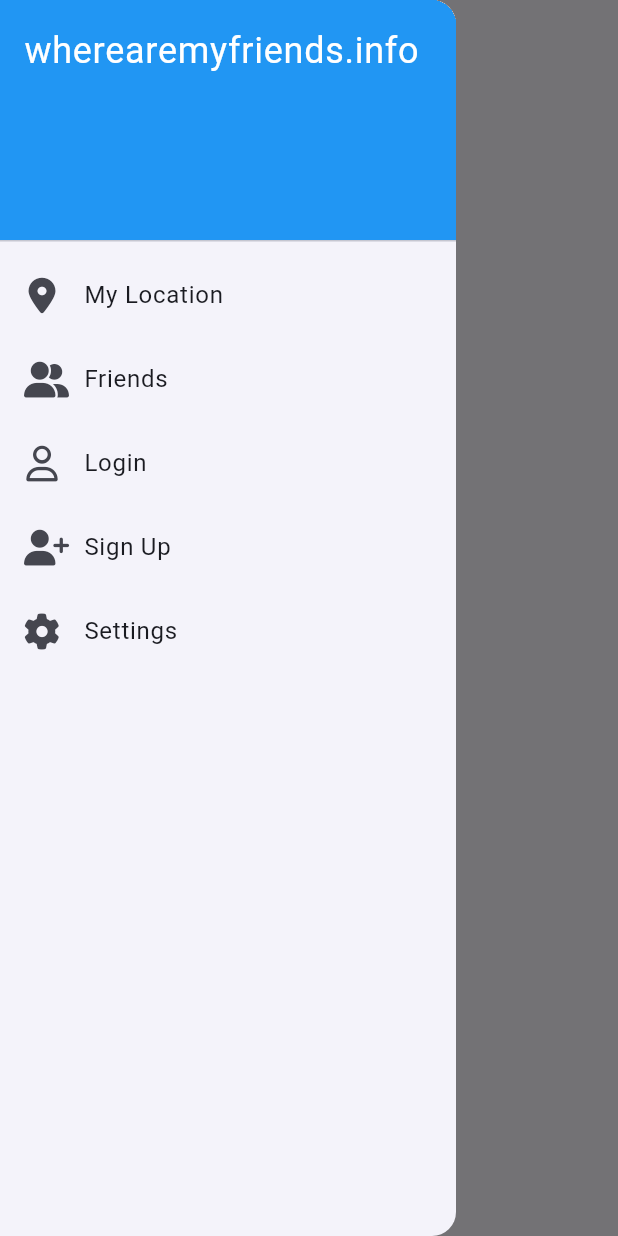
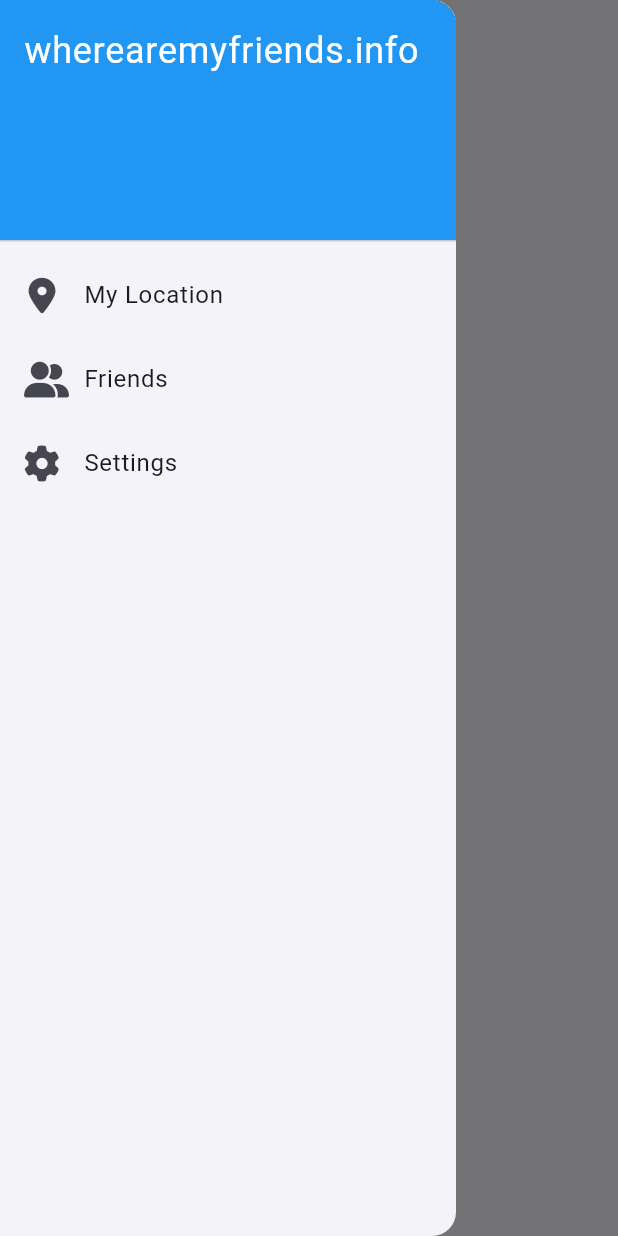
Before and after one commit to trebeljahr/wherearemyfriends.info, a Flutter app: the screen it shows after launch, with the side drawer open, on a phone screen of 412 x 824 dp. Run offline on Flutter 3.47's test engine with Material 3 defaults, Android fonts, the light colour scheme and no system bars; our stand-ins replace flutter_svg, font_awesome_flutter, shared_preferences; missing offline and left inert: maplibre_gl; accounts and stored records are empty.

Commit message:
make login/logout/signup routing work

```diff
--- a/app/lib/pages/location.dart
+++ b/app/lib/pages/location.dart
@@ -40,6 +40,15 @@
                     const SizedBox(height: 8),
                     Text('Country: ${user.location.country!.name}'),
                   ],
+                  const SizedBox(height: 24),
+                  ElevatedButton(
+                    onPressed: () {
+                      context.read<AuthState>().logout();
+                      Navigator.pushNamedAndRemoveUntil(
+                          context, '/login', (route) => false);
+                    },
+                    child: const Text('Logout'),
+                  ),
                 ],
               ),
             ),
--- a/app/lib/pages/login.dart
+++ b/app/lib/pages/login.dart
@@ -49,7 +49,8 @@
         final authToken = responseData['authToken'];
         await authService.setAuthToken(authToken);
 
-        context.read<AuthState>().loadUser();
+        await context.read<AuthState>().loadUser();
+        Navigator.pushNamed(context, '/location');
       } else {
         setState(() {
           _errorMessage = 'Invalid credentials. Please try again.';
--- a/app/lib/pages/signup.dart
+++ b/app/lib/pages/signup.dart
@@ -3,8 +3,10 @@
 
 import 'package:flutter/material.dart';
 import 'package:http/http.dart' as http;
+import 'package:wamf/providers/userprovider.dart';
 import 'package:wamf/services/authservice.dart';
 import 'package:wamf/widgets/altcha.dart';
+import 'package:provider/provider.dart';
 
 String encodeAltchaPayload(String payload) {
   // Convert payload string to Uint8List
@@ -84,9 +86,7 @@
         final authToken = responseData['authToken'];
 
         await authService.setAuthToken(authToken);
-
-        // await Navigator.pushNamed(context, '/location');
-        // await context.read<UserProvider>().loadUser();
+        await context.read<AuthState>().loadUser();
 
         Navigator.pushNamed(context, '/location');
       } else {
--- a/app/lib/providers/userprovider.dart
+++ b/app/lib/providers/userprovider.dart
@@ -141,7 +141,8 @@
     notifyListeners();
   }
 
-  void logout() {
+  Future<void> logout() async {
+    await authService.clearAuthToken();
     _user = null; // api token is empty
     notifyListeners();
   }
--- a/app/lib/services/authservice.dart
+++ b/app/lib/services/authservice.dart
@@ -16,6 +16,11 @@
   Future<String?> getAuthToken() async {
     final prefs = await SharedPreferences.getInstance();
     return prefs.getString(authTokenKey);
+  }
+
+  Future<void> clearAuthToken() async {
+    final prefs = await SharedPreferences.getInstance();
+    await prefs.remove(authTokenKey);
   }
 
   Future<LoggedInUser?> getLoggedInUser() async {
--- a/app/lib/widgets/navbar.dart
+++ b/app/lib/widgets/navbar.dart
@@ -37,20 +37,6 @@
             },
           ),
           ListTile(
-            leading: const Icon(FontAwesomeIcons.user),
-            title: const Text('Login'),
-            onTap: () {
-              Navigator.pushNamed(context, '/login');
-            },
-          ),
-          ListTile(
-            leading: const Icon(FontAwesomeIcons.userPlus),
-            title: const Text('Sign Up'),
-            onTap: () {
-              Navigator.pushNamed(context, '/signup');
-            },
-          ),
-          ListTile(
             leading: const Icon(FontAwesomeIcons.gear),
             title: const Text('Settings'),
             onTap: () {
```
